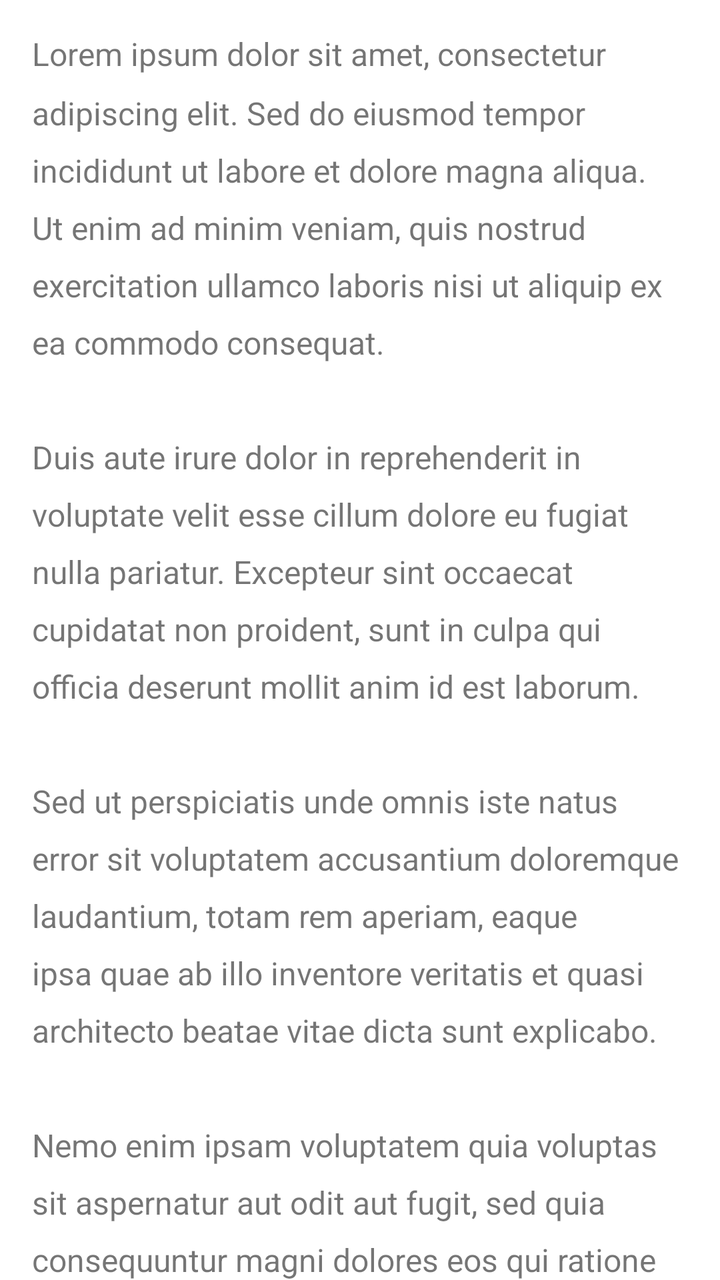
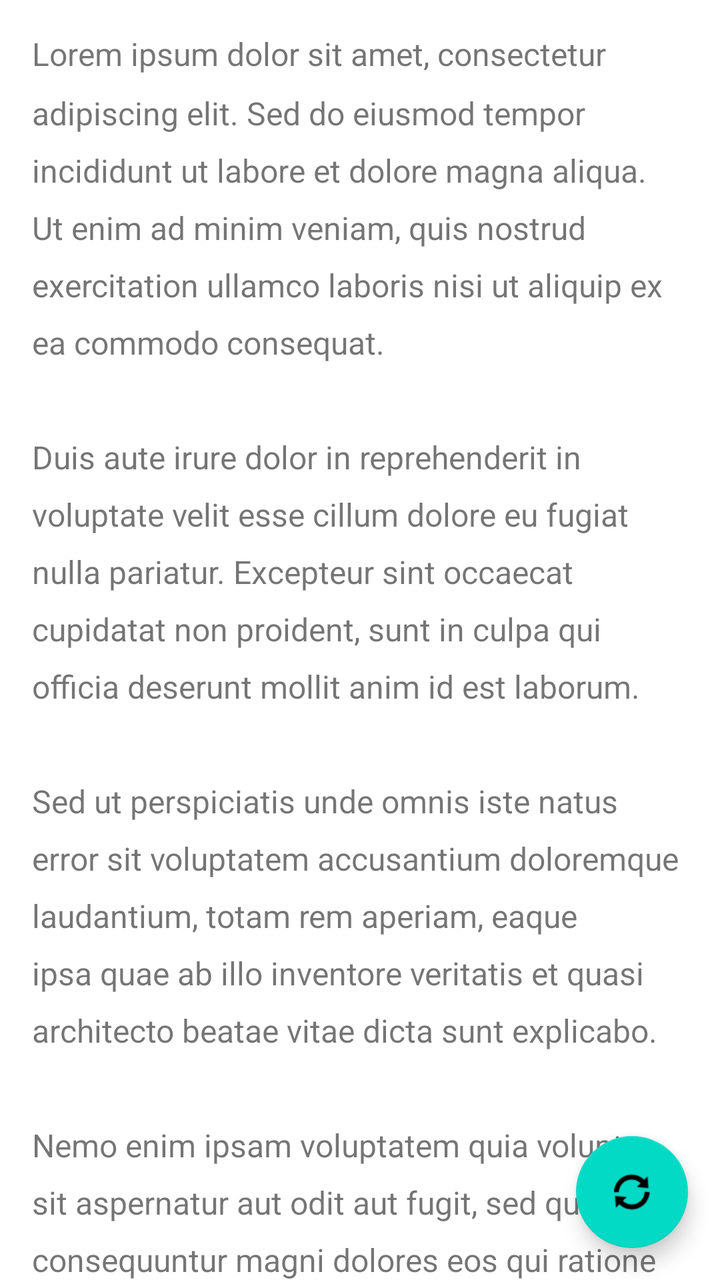

An Android layout rendered at two revisions. The XML below is the earlier revision; the diff shows what the commit changed to produce the second picture.
<!-- AndroidManifest.xml: application theme Theme.Btaaudienzzandroid -->
<!-- res/layout/activity_main.xml -->
<?xml version="1.0" encoding="utf-8"?>
<androidx.core.widget.NestedScrollView
    xmlns:android="http://schemas.android.com/apk/res/android"
    xmlns:app="http://schemas.android.com/apk/res-auto"
    android:layout_width="match_parent"
    android:layout_height="match_parent"
    android:fillViewport="true">

    <LinearLayout
        android:layout_width="match_parent"
        android:layout_height="wrap_content"
        android:orientation="vertical">

        
        <TextView
            android:id="@+id/articleText"
            android:layout_width="match_parent"
            android:layout_height="wrap_content"
            android:padding="16dp"
            android:text="@string/article_placeholder"
            android:textSize="16sp"
            android:lineSpacingMultiplier="1.5" />

        
        <org.audienzz.bta.sdk.BtaFeedView
            android:id="@+id/btaFeedView"
            android:layout_width="match_parent"
            android:layout_height="wrap_content"
            android:layout_marginStart="16dp"
            android:layout_marginEnd="16dp" />

    </LinearLayout>

</androidx.core.widget.NestedScrollView>
<!-- resources referenced by this layout -->
<resources>
  <string name="article_placeholder">Lorem ipsum dolor sit amet, consectetur adipiscing elit. Sed do eiusmod tempor incididunt ut labore et dolore magna aliqua. Ut enim ad minim veniam, quis nostrud exercitation ullamco laboris nisi ut aliquip ex ea commodo consequat.\n\nDuis aute irure dolor in reprehenderit in voluptate velit esse cillum dolore eu fugiat nulla pariatur. Excepteur sint occaecat cupidatat non proident, sunt in culpa qui officia deserunt mollit anim id est laborum.\n\nSed ut perspiciatis unde omnis iste natus error sit voluptatem accusantium doloremque laudantium, totam rem aperiam, eaque ipsa quae ab illo inventore veritatis et quasi architecto beatae vitae dicta sunt explicabo.\n\nNemo enim ipsam voluptatem quia voluptas sit aspernatur aut odit aut fugit, sed quia consequuntur magni dolores eos qui ratione voluptatem sequi nesciunt. Neque porro quisquam est, qui dolorem ipsum quia dolor sit amet, consectetur, adipisci velit.\n\nAt vero eos et accusamus et iusto odio dignissimos ducimus qui blanditiis praesentium voluptatum deleniti atque corrupti quos dolores et quas molestias excepturi sint occaecati cupiditate non provident.\n\n↓ BTA Feed below ↓</string>
  <style name="Theme.Btaaudienzzandroid" parent="Theme.MaterialComponents.DayNight.DarkActionBar">
          
          <item name="colorPrimary">@color/purple_500</item>
          <item name="colorPrimaryVariant">@color/purple_700</item>
          <item name="colorOnPrimary">@color/white</item>
          
          <item name="colorSecondary">@color/teal_200</item>
          <item name="colorSecondaryVariant">@color/teal_700</item>
          <item name="colorOnSecondary">@color/black</item>
          
          <item name="android:statusBarColor">?attr/colorPrimaryVariant</item>
          
      </style>
  <color name="purple_500">#FF6200EE</color>
  <color name="purple_700">#FF3700B3</color>
  <color name="white">#FFFFFFFF</color>
  <color name="teal_200">#FF03DAC5</color>
  <color name="teal_700">#FF018786</color>
  <color name="black">#FF000000</color>
</resources>

<!-- the commit's change to res/layout/activity_main.xml (unified diff, before → after) -->
@@ -1,34 +1,50 @@
 <?xml version="1.0" encoding="utf-8"?>
-<androidx.core.widget.NestedScrollView
+<FrameLayout
     xmlns:android="http://schemas.android.com/apk/res/android"
     xmlns:app="http://schemas.android.com/apk/res-auto"
     android:layout_width="match_parent"
-    android:layout_height="match_parent"
-    android:fillViewport="true">
+    android:layout_height="match_parent">
 
-    <LinearLayout
+    <androidx.core.widget.NestedScrollView
         android:layout_width="match_parent"
-        android:layout_height="wrap_content"
-        android:orientation="vertical">
+        android:layout_height="match_parent"
+        android:fillViewport="true">
 
-        
-        <TextView
-            android:id="@+id/articleText"
+        <LinearLayout
             android:layout_width="match_parent"
             android:layout_height="wrap_content"
-            android:padding="16dp"
-            android:text="@string/article_placeholder"
-            android:textSize="16sp"
-            android:lineSpacingMultiplier="1.5" />
+            android:orientation="vertical">
 
-        
-        <org.audienzz.bta.sdk.BtaFeedView
-            android:id="@+id/btaFeedView"
-            android:layout_width="match_parent"
-            android:layout_height="wrap_content"
-            android:layout_marginStart="16dp"
-            android:layout_marginEnd="16dp" />
+            
+            <TextView
+                android:id="@+id/articleText"
+                android:layout_width="match_parent"
+                android:layout_height="wrap_content"
+                android:padding="16dp"
+                android:text="@string/article_placeholder"
+                android:textSize="16sp"
+                android:lineSpacingMultiplier="1.5" />
 
-    </LinearLayout>
+            
+            <org.audienzz.bta.sdk.BtaFeedView
+                android:id="@+id/btaFeedView"
+                android:layout_width="match_parent"
+                android:layout_height="wrap_content"
+                android:layout_marginStart="16dp"
+                android:layout_marginEnd="16dp" />
 
-</androidx.core.widget.NestedScrollView>
+        </LinearLayout>
+
+    </androidx.core.widget.NestedScrollView>
+
+    
+    <com.google.android.material.floatingactionbutton.FloatingActionButton
+        android:id="@+id/reloadFab"
+        android:layout_width="wrap_content"
+        android:layout_height="wrap_content"
+        android:layout_gravity="bottom|end"
+        android:layout_margin="16dp"
+        android:contentDescription="@string/reload_feed"
+        android:src="@android:drawable/ic_popup_sync" />
+
+</FrameLayout>
<!-- resource entries referenced after the edit -->
@@ -1,6 +1,7 @@
 <!-- resources referenced by this layout -->
 <resources>
   <string name="article_placeholder">Lorem ipsum dolor sit amet, consectetur adipiscing elit. Sed do eiusmod tempor incididunt ut labore et dolore magna aliqua. Ut enim ad minim veniam, quis nostrud exercitation ullamco laboris nisi ut aliquip ex ea commodo consequat.\n\nDuis aute irure dolor in reprehenderit in voluptate velit esse cillum dolore eu fugiat nulla pariatur. Excepteur sint occaecat cupidatat non proident, sunt in culpa qui officia deserunt mollit anim id est laborum.\n\nSed ut perspiciatis unde omnis iste natus error sit voluptatem accusantium doloremque laudantium, totam rem aperiam, eaque ipsa quae ab illo inventore veritatis et quasi architecto beatae vitae dicta sunt explicabo.\n\nNemo enim ipsam voluptatem quia voluptas sit aspernatur aut odit aut fugit, sed quia consequuntur magni dolores eos qui ratione voluptatem sequi nesciunt. Neque porro quisquam est, qui dolorem ipsum quia dolor sit amet, consectetur, adipisci velit.\n\nAt vero eos et accusamus et iusto odio dignissimos ducimus qui blanditiis praesentium voluptatum deleniti atque corrupti quos dolores et quas molestias excepturi sint occaecati cupiditate non provident.\n\n↓ BTA Feed below ↓</string>
+  <string name="reload_feed">Reload feed</string>
   <style name="Theme.Btaaudienzzandroid" parent="Theme.MaterialComponents.DayNight.DarkActionBar">
           
           <item name="colorPrimary">@color/purple_500</item>
